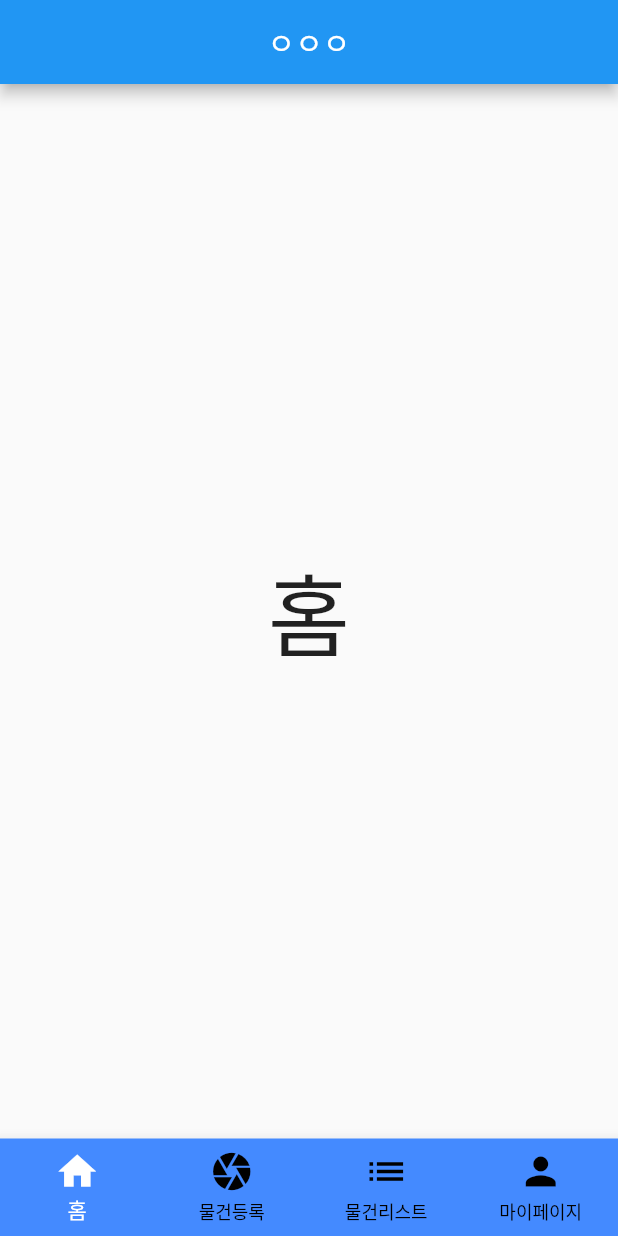
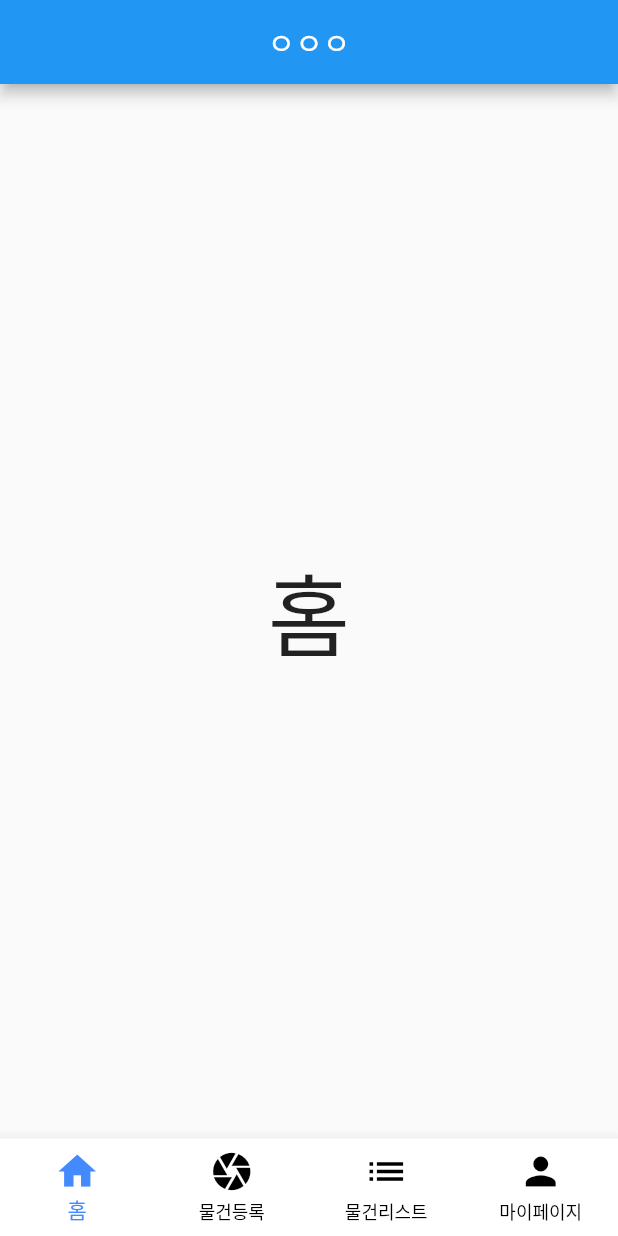
Before and after one commit to jb-choi/things_register3, a Flutter app: the screen it shows after launch, on a phone screen of 412 x 824 dp. Run offline on Flutter 3.47's test engine with Material 2 defaults, Android fonts, the phone set to English and light mode, and no system bars.

Commit message:
22_01_26

```diff
--- a/lib/main.dart
+++ b/lib/main.dart
@@ -2,7 +2,7 @@ import 'package:flutter/material.dart';
 import 'package:things_register3/screens/main_screen.dart';
 
 void main() async{
-  runApp(ThingsRegister());
+  runApp(const ThingsRegister());
 }
 
 class ThingsRegister extends StatelessWidget {
@@ -15,7 +15,7 @@ class ThingsRegister extends StatelessWidget {
      theme: ThemeData(
         primarySwatch: Colors.blue
      ),
-     home: MainScreen(),
+     home: const MainScreen(),
     );
   }
 }
--- a/lib/screens/main_screen.dart
+++ b/lib/screens/main_screen.dart
@@ -30,8 +30,8 @@ class _MainScreen extends State<MainScreen> {
       ),
       bottomNavigationBar: BottomNavigationBar(
         type : BottomNavigationBarType.fixed,
-        backgroundColor: Colors.blueAccent,
-        selectedItemColor: Colors.white ,
+        backgroundColor: Colors.white,
+        selectedItemColor: Colors.blueAccent,
         unselectedItemColor: Colors.black,
         iconSize: 30,
         selectedFontSize: 14,
--- /dev/null
+++ b/lib/screens/my_page_screen.dart
@@ -0,0 +1 @@
+import 'package:flutter/material.dart';
```
Also changed, not shown: assets/logo/logo1.png (added), assets/logo/logo2.png (added), assets/logo/logo3.png (added), assets/logo/logo4.png (added), assets/logo/logo5.png (added), assets/logo/logo6.png (added), assets/logo/logo7.png (added), assets/logo/logo8.png (added), assets/logo/logo9.png (added), assets/logo/logo_android_size.jpg (added), assets/logo/logo_android_size_invert.jpg (added), lib/screens/home_screen.dart (added), lib/screens/things_list_screen.dart (added), lib/screens/things_registration_screen.dart (added).
